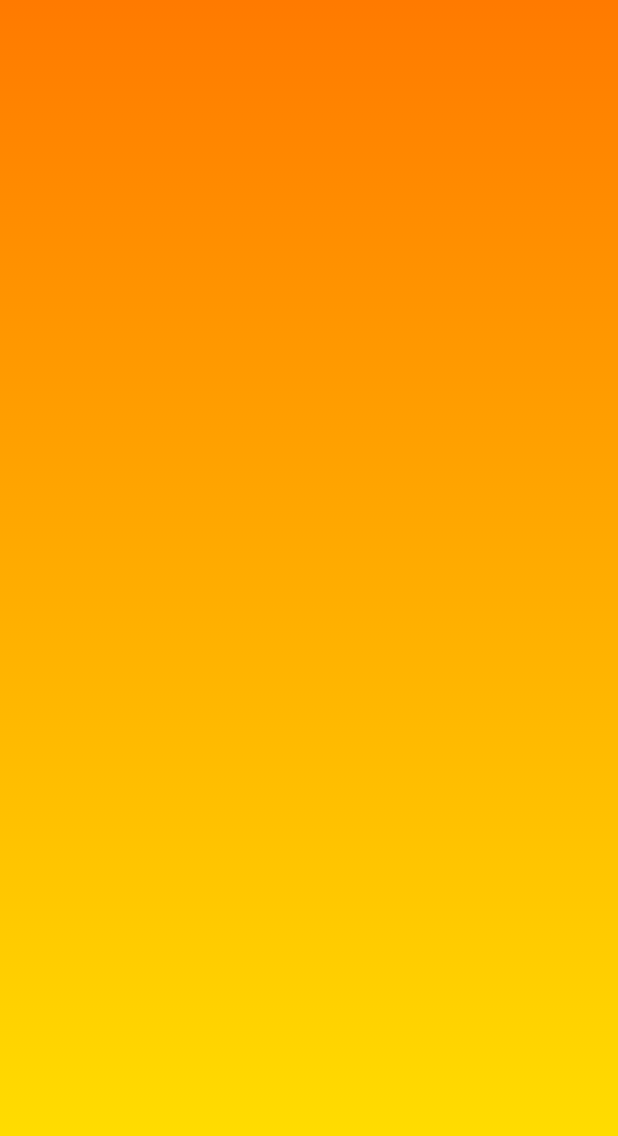
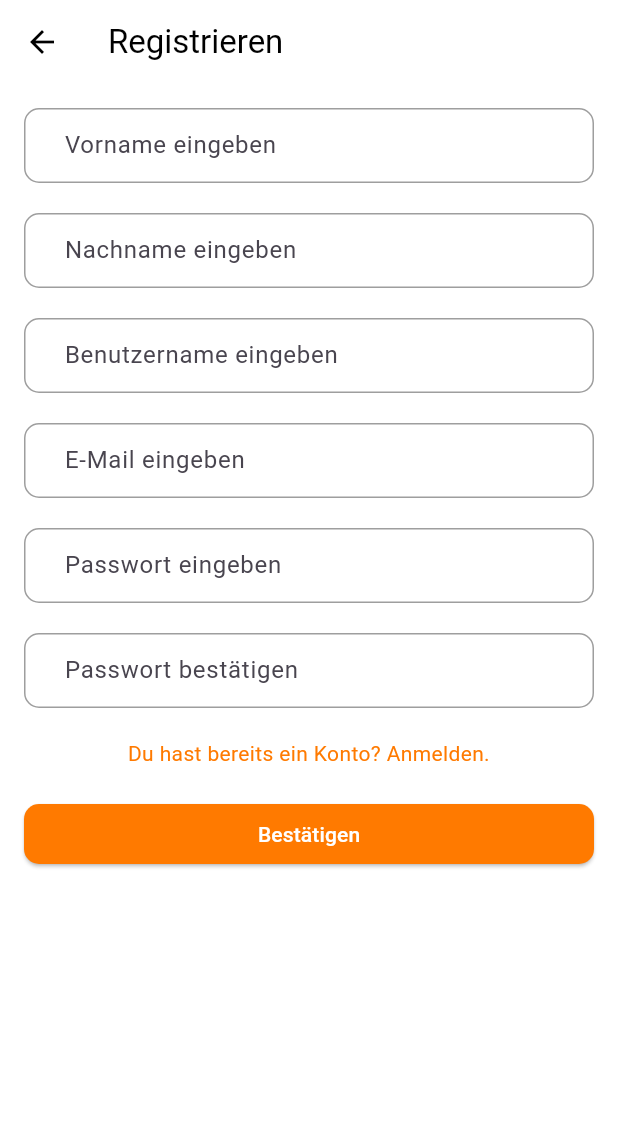
Before and after one commit to AroKano/bibcrush, a Flutter app: the screen it shows after launch, on a phone screen of 412 x 824 dp. Shown: the top 1136 px of the screen. Run offline on Flutter 3.47's test engine with Material 3 defaults, Android fonts, the phone set to English and light mode, and no system bars; our stand-ins replace google_nav_bar.

Commit message:
yudums teil

```diff
--- a/lib/main.dart
+++ b/lib/main.dart
@@ -2,6 +2,9 @@ import 'package:bibcrush/pages/profile_page.dart';
 import 'package:flutter/material.dart';
 import 'package:bibcrush/pages/home_screen.dart';
 import 'package:bibcrush/pages/opening_page.dart';
+import 'package:bibcrush/pages/start_page.dart';
+import 'package:bibcrush/pages/login_page.dart';
+import 'package:bibcrush/pages/register_page.dart';
 
 void main() {
   runApp(MyApp());
@@ -15,7 +18,7 @@ class MyApp extends StatelessWidget {
       theme: ThemeData(
         primarySwatch: Colors.blue,
       ),
-      home: OpeningPage(),
+      home: RegistrationPage(),
     );
   }
 }
--- a/lib/pages/opening_page.dart
+++ b/lib/pages/opening_page.dart
@@ -1,7 +1,7 @@
 import 'package:flutter/material.dart';
 
 class OpeningPageBuilder {
-  static Widget build() {
+  static Widget bsuild() {
     return OpeningPage();
   }
 }
--- a/lib/pages/register_page.dart
+++ b/lib/pages/register_page.dart
@@ -0,0 +1,227 @@
+import 'package:flutter/material.dart';
+
+class RegistrationPage extends StatelessWidget {
+  @override
+  Widget build(BuildContext context) {
+    return MaterialApp(
+      home: Scaffold(
+        backgroundColor: Colors.white, // Weißer Hintergrund
+        appBar: AppBar(
+          backgroundColor: Colors.white,
+          elevation: 0, // Kein Schatten
+          leading: IconButton(
+            icon: Icon(Icons.arrow_back, color: Colors.black), // Zurück-Pfeil
+            onPressed: () {
+              // Hier können Sie die Logik für das Zurückgehen implementieren
+            },
+          ),
+          title: Text(
+            'Registrieren',
+            style: TextStyle(color: Colors.black),
+          ),
+        ),
+        body: Padding(
+          padding: EdgeInsets.all(16.0),
+          child: Column(
+            crossAxisAlignment: CrossAxisAlignment.start,
+            children: [
+              // Text Container für den Vorname
+              Container(
+                decoration: BoxDecoration(
+                  border: Border.all(color: Colors.grey), // Grauer Rahmen
+                  borderRadius: BorderRadius.circular(10.0), // Abgerundete Ecken
+                ),
+                child: Padding(
+                  padding: EdgeInsets.symmetric(horizontal: 16.0),
+                  child: Row(
+                    children: [
+                      SizedBox(width: 10),
+                      Expanded(
+                        child: TextField(
+                          decoration: InputDecoration(
+                            hintText: 'Vorname eingeben',
+                            border: InputBorder.none,
+                          ),
+                        ),
+                      ),
+                    ],
+                  ),
+                ),
+              ),
+
+              SizedBox(height: 20), // Platz zwischen den Text Containern
+
+              // Text Container für den Nachname
+              Container(
+                decoration: BoxDecoration(
+                  border: Border.all(color: Colors.grey), // Grauer Rahmen
+                  borderRadius: BorderRadius.circular(10.0), // Abgerundete Ecken
+                ),
+                child: Padding(
+                  padding: EdgeInsets.symmetric(horizontal: 16.0),
+                  child: Row(
+                    children: [
+                      SizedBox(width: 10),
+                      Expanded(
+                        child: TextField(
+                          decoration: InputDecoration(
+                            hintText: 'Nachname eingeben',
+                            border: InputBorder.none,
+                          ),
+                        ),
+                      ),
+                    ],
+                  ),
+                ),
+              ),
+
+              SizedBox(height: 20), // Platz zwischen den Text Containern
+
+              // Text Container für den Benutzernamen
+              Container(
+                decoration: BoxDecoration(
+                  border: Border.all(color: Colors.grey), // Grauer Rahmen
+                  borderRadius: BorderRadius.circular(10.0), // Abgerundete Ecken
+                ),
+                child: Padding(
+                  padding: EdgeInsets.symmetric(horizontal: 16.0),
+                  child: Row(
+                    children: [
+                      SizedBox(width: 10),
+                      Expanded(
+                        child: TextField(
+                          decoration: InputDecoration(
+                            hintText: 'Benutzername eingeben',
+                            border: InputBorder.none,
+                          ),
+                        ),
+                      ),
+                    ],
+                  ),
+                ),
+              ),
+
+              SizedBox(height: 20), // Platz zwischen den Text Containern
+
+              // Text Container für die E-Mail
+              Container(
+                decoration: BoxDecoration(
+                  border: Border.all(color: Colors.grey), // Grauer Rahmen
+                  borderRadius: BorderRadius.circular(10.0), // Abgerundete Ecken
+                ),
+                child: Padding(
+                  padding: EdgeInsets.symmetric(horizontal: 16.0),
+                  child: Row(
+                    children: [
+                      SizedBox(width: 10),
+                      Expanded(
+                        child: TextField(
+                          decoration: InputDecoration(
+                            hintText: 'E-Mail eingeben',
+                            border: InputBorder.none,
+                          ),
+                        ),
+                      ),
+                    ],
+                  ),
+                ),
+              ),
+
+              SizedBox(height: 20), // Platz zwischen den Text Containern
+
+              // Text Container für das Passwort
+              Container(
+                decoration: BoxDecoration(
+                  border: Border.all(color: Colors.grey), // Grauer Rahmen
+                  borderRadius: BorderRadius.circular(10.0), // Abgerundete Ecken
+                ),
+                child: Padding(
+                  padding: EdgeInsets.symmetric(horizontal: 16.0),
+                  child: Row(
+                    children: [
+                      SizedBox(width: 10),
+                      Expanded(
+                        child: TextField(
+                          obscureText: true, // Passwort wird versteckt
+                          decoration: InputDecoration(
+                            hintText: 'Passwort eingeben',
+                            border: InputBorder.none,
+                          ),
+                        ),
+                      ),
+                    ],
+                  ),
+                ),
+              ),
+
+              SizedBox(height: 20), // Platz zwischen den Text Containern und dem Button
+              Container(
+                decoration: BoxDecoration(
+                  border: Border.all(color: Colors.grey), // Grauer Rahmen
+                  borderRadius: BorderRadius.circular(10.0), // Abgerundete Ecken
+                ),
+                child: Padding(
+                  padding: EdgeInsets.symmetric(horizontal: 16.0),
+                  child: Row(
+                    children: [
+                      SizedBox(width: 10),
+                      Expanded(
+                        child: TextField(
+                          obscureText: true, // Passwort wird versteckt
+                          decoration: InputDecoration(
+                            hintText: 'Passwort bestätigen',
+                            border: InputBorder.none,
+                          ),
+                        ),
+                      ),
+                    ],
+                  ),
+                ),
+              ),
+
+              SizedBox(height: 20), // Platz zwischen den Text Containern und dem Button
+
+              // Text "Du hast bereits ein Konto? Anmelden." in Orange
+              GestureDetector(
+                onTap: () {
+                  // Hier können Sie die Logik für das Umschalten zur Anmeldeseite implementieren
+                },
+                child: Container(
+                  width: double.infinity,
+                  child: Text(
+                    'Du hast bereits ein Konto? Anmelden.',
+                    style: TextStyle(color: Color(0xFFFF7A00)),
+                    textAlign: TextAlign.center,
+                  ),
+                ),
+              ),
+
+              SizedBox(height: 20), // Platz zwischen dem Text und dem Button
+
+              // Button "Bestätigen" mit abgerundeten Ecken in FF7A00
+              ElevatedButton(
+                onPressed: () {
+                  // Hier können Sie die Logik für die Bestätigung implementieren
+                },
+                style: ElevatedButton.styleFrom(
+                  primary: Color(0xFFFF7A00), // Orange Farbe
+                  shape: RoundedRectangleBorder(
+                    borderRadius: BorderRadius.circular(10.0), // Abgerundete Ecken
+                  ),
+                ),
+                child: Container(
+                  width: double.infinity,
+                  alignment: Alignment.center,
+                  child: Text(
+                    'Bestätigen',
+                    style: TextStyle(color: Colors.white),
+                  ),
+                ),
+              ),
+            ],
+          ),
+        ),
+      ),
+    );
+  }
+}
```
Also changed, not shown: lib/pages/login_page.dart (+93 -117 lines), lib/pages/start_page.dart (added, +60 -0 lines), 4 other files.
